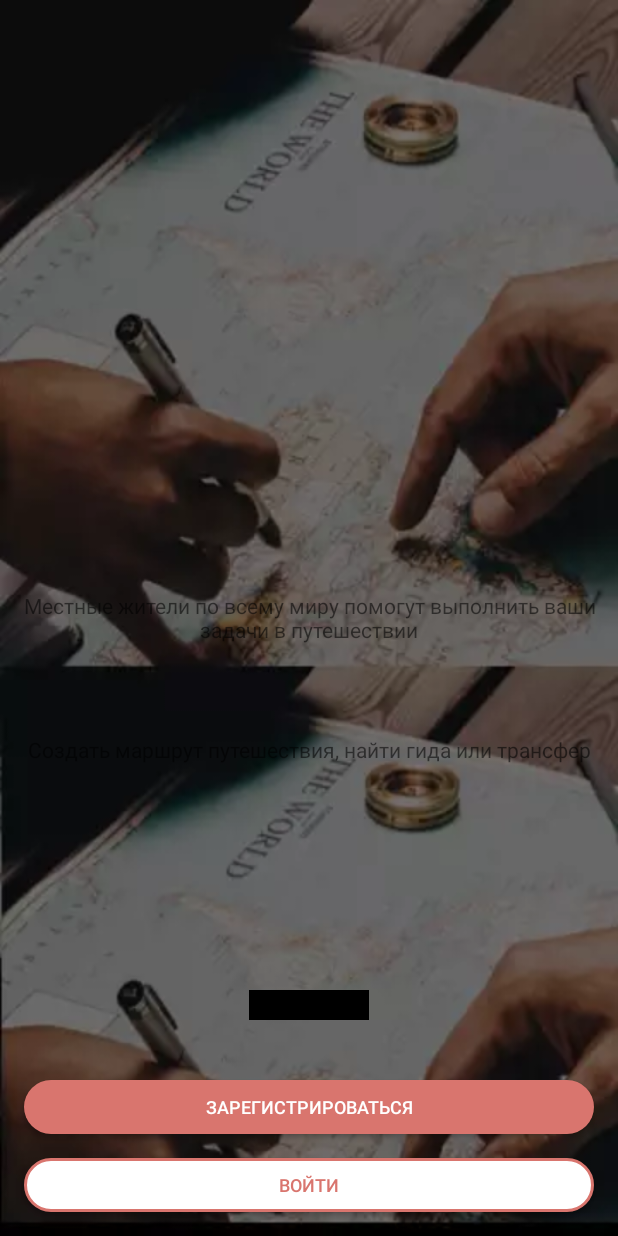
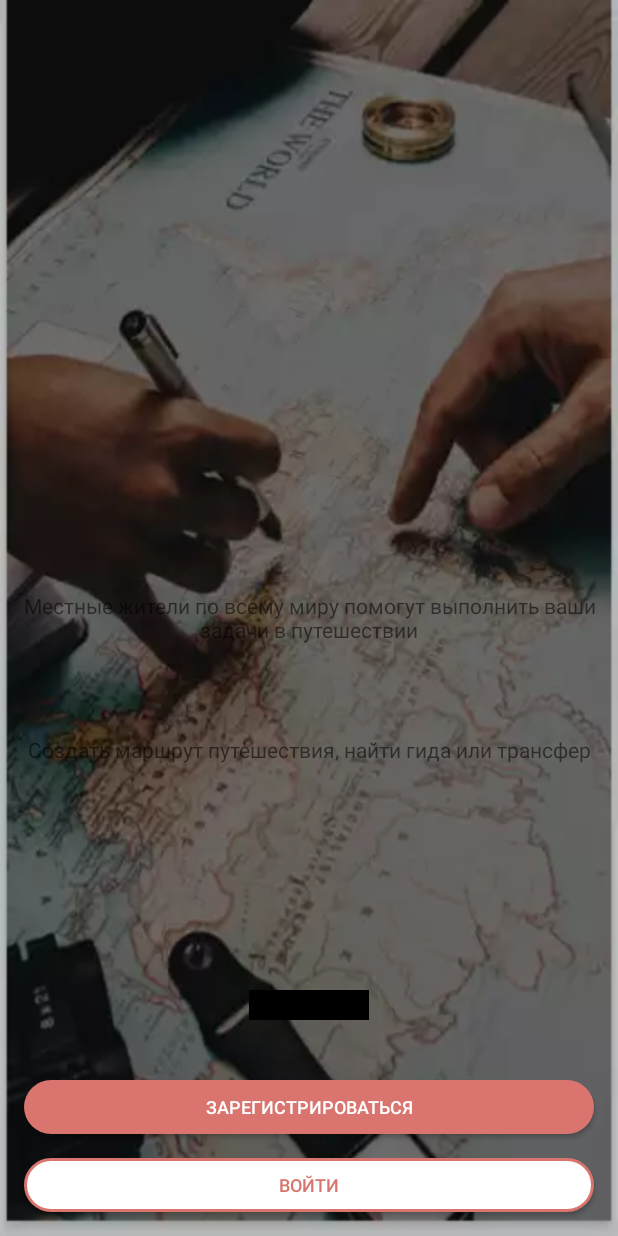
Before and after one commit to itimofeev/Task2Trip-1, an Android app: the screen it shows after launch (MainActivity), on a phone screen of 412 x 824 dp. Run offline under Robolectric (Android 15) with nearby library versions, the phone set to English and light mode, and no system bars; our stand-ins replace navigation-ui.

Commit message:
20190123 OnBoard Screen. Change Images

```diff
--- a/app/src/main/java/com/task2trip/android/UI/Fragment/LoginRegisterFragment.kt
+++ b/app/src/main/java/com/task2trip/android/UI/Fragment/LoginRegisterFragment.kt
@@ -45,7 +45,7 @@ class LoginRegisterFragment : BaseFragment() {
                 OnBoardingFragment.instance(
                     getString(R.string.board_title_03),
                     getString(R.string.board_msg_03),
-                    R.drawable.image_board_01), "03"))
+                    R.drawable.image_board_03), "03"))
             vpOnBoardPages.adapter = adapter
             vpOnBoardPages.addOnPageChangeListener(object: ViewPager.OnPageChangeListener {
                     override fun onPageScrollStateChanged(state: Int) {}
--- a/app/src/main/res/layout/fragment_login_register.xml
+++ b/app/src/main/res/layout/fragment_login_register.xml
@@ -3,7 +3,8 @@
     xmlns:android="http://schemas.android.com/apk/res/android"
     xmlns:app="http://schemas.android.com/apk/res-auto"
     android:layout_width="match_parent"
-    android:layout_height="match_parent">
+    android:layout_height="match_parent"
+    android:background="@drawable/image_board">
 
     <androidx.viewpager.widget.ViewPager
             android:id="@+id/vpOnBoardPages"
```
Also changed, not shown: app/src/main/res/drawable/image_board.webp (added), app/src/main/res/drawable/image_board_01.webp, app/src/main/res/drawable/image_board_02.webp, app/src/main/res/drawable/image_board_03.webp (added).
